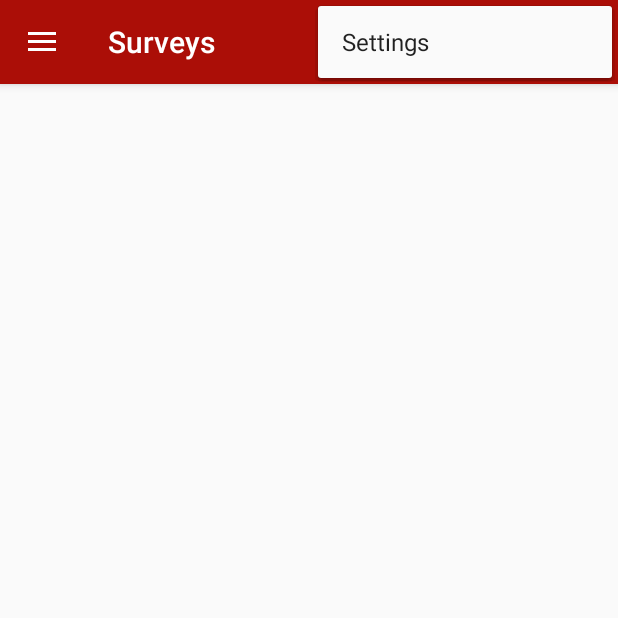
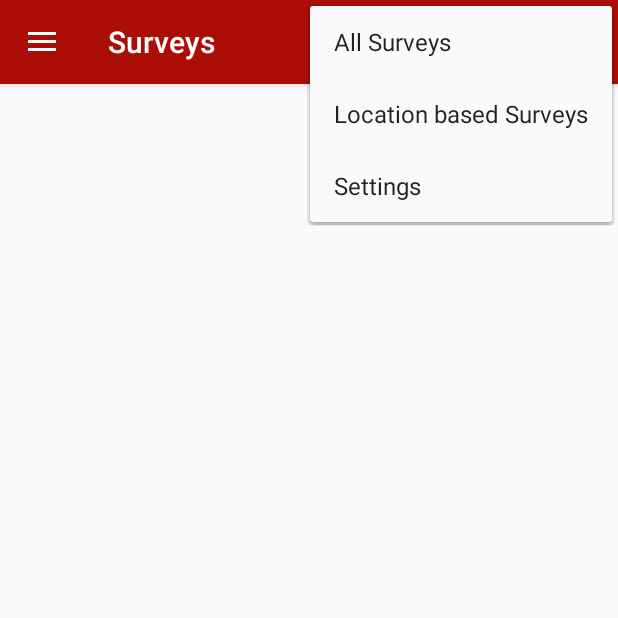
Before and after one commit to shahksh1011/QuickPoll, an Android app: the screen it shows after launch once a user with an empty profile is signed in (MainActivity), with the options menu open, on a phone screen of 412 x 824 dp, the top half of it. Run offline under Robolectric (Android 15) with nearby library versions, the phone set to English and light mode, and no system bars; our stand-ins replace Firebase (no records; nobody signed in at launch, a user with empty details on screens opened directly), navigation-ui.

Commit message:
Survey Cycle complete

```diff
--- a/Android-App/app/build.gradle
+++ b/Android-App/app/build.gradle
@@ -35,10 +35,9 @@ dependencies {
     implementation 'androidx.lifecycle:lifecycle-extensions:2.1.0'
     implementation 'com.google.firebase:firebase-analytics:17.2.1'
     implementation 'com.google.firebase:firebase-auth:19.2.0'
-    implementation 'androidx.annotation:annotation:1.1.0'
-    implementation 'com.google.firebase:firebase-database:19.2.0'
+    implementation 'androidx.annotation:annotation:1.0.2'
+    implementation 'com.google.firebase:firebase-database:16.0.4'
     implementation 'com.google.firebase:firebase-firestore:21.3.0'
-    implementation 'com.google.android.gms:play-services-vision:19.0.0'
     testImplementation 'junit:junit:4.12'
     androidTestImplementation 'androidx.test:runner:1.2.0'
     androidTestImplementation 'androidx.test.espresso:espresso-core:3.2.0'
--- a/Android-App/app/src/main/AndroidManifest.xml
+++ b/Android-App/app/src/main/AndroidManifest.xml
@@ -1,6 +1,11 @@
 <?xml version="1.0" encoding="utf-8"?>
 <manifest xmlns:android="http://schemas.android.com/apk/res/android"
     package="com.example.kshitij.quickpoll">
+    <uses-permission android:name="android.permission.ACCESS_COARSE_LOCATION"></uses-permission>
+    <uses-permission android:name="android.permission.ACCESS_FINE_LOCATION"></uses-permission>
+    <uses-permission android:name="android.permission.INTERNET"></uses-permission>
+    <uses-permission android:name="android.permission.ACCESS_BACKGROUND_LOCATION"></uses-permission>
+
 
     <meta-data
         android:name="com.google.android.gms.vision.DEPENDENCIES"
--- a/Android-App/app/src/main/java/com/example/kshitij/quickpoll/MainActivity.java
+++ b/Android-App/app/src/main/java/com/example/kshitij/quickpoll/MainActivity.java
@@ -1,9 +1,14 @@
 package com.example.kshitij.quickpoll;
 
 import android.content.Intent;
+import android.location.Location;
 import android.os.Bundle;
 
 import com.example.kshitij.quickpoll.ui.login.LoginActivity;
+import com.google.android.gms.location.FusedLocationProviderClient;
+import com.google.android.gms.location.LocationRequest;
+import com.google.android.gms.location.LocationServices;
+import com.google.android.gms.tasks.OnSuccessListener;
 import com.google.android.material.floatingactionbutton.FloatingActionButton;
 import com.google.android.material.snackbar.Snackbar;
 
@@ -35,6 +40,8 @@ public class MainActivity extends AppCompatActivity implements NavigationView.On
     private AppBarConfiguration mAppBarConfiguration;
     private static String TAG = "MainActivity";
     private FirebaseAuth mAuth;
+    private FusedLocationProviderClient mFusedLocationClient;
+    LocationRequest locationRequest;
 
     @Override
     protected void onCreate(Bundle savedInstanceState) {
@@ -47,6 +54,14 @@ public class MainActivity extends AppCompatActivity implements NavigationView.On
             finish();
         }
         FirebaseUser user = mAuth.getCurrentUser();
+        mFusedLocationClient = LocationServices.getFusedLocationProviderClient(getApplicationContext());
+        mFusedLocationClient.getLastLocation().addOnSuccessListener(new OnSuccessListener<Location>() {
+            @Override
+            public void onSuccess(Location location) {
+                Log.d("Location", location.getLatitude() + " -- " + location.getLongitude());
+            }
+        });
+
         Toolbar toolbar = findViewById(R.id.toolbar);
         setSupportActionBar(toolbar);
         DrawerLayout drawer = findViewById(R.id.drawer_layout);
--- a/Android-App/app/src/main/java/com/example/kshitij/quickpoll/data/model/Survey.java
+++ b/Android-App/app/src/main/java/com/example/kshitij/quickpoll/data/model/Survey.java
@@ -9,6 +9,7 @@ public class Survey implements Serializable {
     public String surveyId, createdBy, surveyDescription, surveyName, timeToComplete;
     public Date surveyCreated, surveryExpiry;
     public List<?> questions;
+    public Location location;
 
     public String getSurveyName() {
         return surveyName;
@@ -26,7 +27,7 @@ public class Survey implements Serializable {
         this.timeToComplete = timeToComplete;
     }
 
-    public Survey(String surveyId, String createdBy, String surveyDescription, Date surveyCreated, Date surveryExpiry, List<?> questions, String surveyName, String timeToComplete) {
+    public Survey(String surveyId, String createdBy, String surveyDescription, Date surveyCreated, Date surveryExpiry, List<?> questions, String surveyName, String timeToComplete, Object location) {
         this.surveyId = surveyId;
         this.createdBy = createdBy;
         this.surveyDescription = surveyDescription;
@@ -35,6 +36,7 @@ public class Survey implements Serializable {
         this.questions = questions;
         this.surveyName = surveyName;
         this.timeToComplete = timeToComplete;
+        this.location = (Location) location;
     }
 
     public List<?> getQuestions() {
--- a/Android-App/app/src/main/java/com/example/kshitij/quickpoll/enums/SurveyVariables.java
+++ b/Android-App/app/src/main/java/com/example/kshitij/quickpoll/enums/SurveyVariables.java
@@ -13,5 +13,6 @@ public enum SurveyVariables {
     surveyName,
     Single,
     Multiple,
-    Text
+    Text,
+    location
 }
--- a/Android-App/app/src/main/java/com/example/kshitij/quickpoll/ui/survey/SurveyFragment.java
+++ b/Android-App/app/src/main/java/com/example/kshitij/quickpoll/ui/survey/SurveyFragment.java
@@ -1,5 +1,11 @@
 package com.example.kshitij.quickpoll.ui.survey;
 
+import android.annotation.SuppressLint;
+import android.app.ActionBar;
+import android.content.Context;
+import android.location.Location;
+import android.location.LocationListener;
+import android.location.LocationManager;
 import android.os.Bundle;
 
 import androidx.annotation.NonNull;
@@ -11,6 +17,9 @@ import androidx.recyclerview.widget.RecyclerView;
 
 import android.util.Log;
 import android.view.LayoutInflater;
+import android.view.Menu;
+import android.view.MenuInflater;
+import android.view.MenuItem;
 import android.view.View;
 import android.view.ViewGroup;
 import android.widget.TextView;
@@ -23,12 +32,14 @@ import com.example.kshitij.quickpoll.data.model.Survey;
 import com.example.kshitij.quickpoll.enums.SurveyVariables;
 import com.google.android.gms.tasks.OnCompleteListener;
 import com.google.android.gms.tasks.Task;
+import com.google.android.material.floatingactionbutton.FloatingActionButton;
 import com.google.firebase.auth.FirebaseAuth;
 import com.google.firebase.auth.FirebaseUser;
 import com.google.firebase.firestore.DocumentSnapshot;
 import com.google.firebase.firestore.FirebaseFirestore;
 import com.google.firebase.firestore.QueryDocumentSnapshot;
 import com.google.firebase.firestore.QuerySnapshot;
+import com.google.type.LatLng;
 
 import java.util.ArrayList;
 import java.util.HashMap;
@@ -40,6 +51,8 @@ public class SurveyFragment extends Fragment implements SurveyAdapter.SurveyFrag
 
     private SurveyViewModel surveyViewModel;
     FirebaseFirestore db = FirebaseFirestore.getInstance();
+
+    ArrayList<Survey> locationBasedSurvey;
     ArrayList<Survey> list;
     RecyclerView recyclerView;
     SurveyAdapter surveyAdapter;
@@ -47,16 +60,25 @@ public class SurveyFragment extends Fragment implements SurveyAdapter.SurveyFrag
     FirebaseAuth mAuth;
     FirebaseUser currentUser;
     HashMap<String, Object> surveyCompletedMap;
+    LocationListener locationListener;
+    Location location;
 
+
+
+    @SuppressLint("MissingPermission")
     @Override
     public View onCreateView(@NonNull LayoutInflater inflater, @Nullable ViewGroup container,
                              @Nullable Bundle savedInstanceState) {
 //        surveyViewModel = ViewModelProviders.of(this).get(SurveyViewModel.class);
         final View root = inflater.inflate(R.layout.survey_fragment, container, false);
+        setHasOptionsMenu(true);
         surveysCompleteList = new ArrayList<String>();
+        locationBasedSurvey = new ArrayList<>();
         mAuth = FirebaseAuth.getInstance();
         surveyCompletedMap = new HashMap<>();
         currentUser = mAuth.getCurrentUser();
+        recyclerView = root.findViewById(R.id.recyvlerview_surveys);
+
         db.collection("surveysComplete")
                 .document(currentUser.getUid())
                 .get()
@@ -65,7 +87,8 @@ public class SurveyFragment extends Fragment implements SurveyAdapter.SurveyFrag
                     public void onComplete(@NonNull Task<DocumentSnapshot> task) {
                         if (task.isSuccessful()){
                             DocumentSnapshot snapshot = task.getResult();
-                            surveyCompletedMap = (HashMap<String, Object>) snapshot.getData();
+                            if (snapshot.getData()!=null)
+                                surveyCompletedMap = (HashMap<String, Object>) snapshot.getData();
                             Log.d("Something", currentUser.getUid().toString());
                             loadSurveys(root);
 //                            Log.d("ComplteSize", String.valueOf(surveysCompleteList.size()));
@@ -73,8 +96,6 @@ public class SurveyFragment extends Fragment implements SurveyAdapter.SurveyFrag
                     }
                 });
         list = new ArrayList<>();
-
-
         return root;
     }
 
@@ -95,16 +116,24 @@ public class SurveyFragment extends Fragment implements SurveyAdapter.SurveyFrag
                                             document.getDate(String.valueOf(SurveyVariables.expiry)),
                                             (List<?>) document.get(String.valueOf(SurveyVariables.questions)),
                                             document.getString(String.valueOf(SurveyVariables.surveyName)),
-                                            document.getString(String.valueOf(SurveyVariables.timeToComplete)));
+                                            document.getString(String.valueOf(SurveyVariables.timeToComplete)),
+                                            document.get(String.valueOf(SurveyVariables.location)));
+//                                Survey survey = new Survey(document.getId(),
+//                                        document.getString(String.valueOf(SurveyVariables.createdBy)))
 
-                                    if (!surveyCompletedMap.containsKey(survey.getSurveyId()))
+                                if (!surveyCompletedMap.containsKey(survey.getSurveyId()))
                                         list.add(survey);
+                                if (survey.location!=null){
+//                                    if(isInLocationRange(survey.location.getLatitude(), survey.location.getLongitude(), currLat, currLong, survey.location.getRadius()))
+//                                        locationBasedSurvey.add(survey);
+                                }
+
                                     Log.d(TAG, document.getId() + " => " + document.getData());
                             }
                             Log.d(TAG, "List Size" + list.size());
                             if (list.size() < 1)
                                 Toast.makeText(getContext(), "No more surveys available", Toast.LENGTH_LONG).show();
-                            recyclerView = root.findViewById(R.id.recyvlerview_surveys);
+
                             recyclerView.setLayoutManager(new LinearLayoutManager(getContext()));
                             surveyAdapter = new SurveyAdapter(getContext(), list, SurveyFragment.this, root);
                             recyclerView.setAdapter(surveyAdapter);
@@ -117,9 +146,37 @@ public class SurveyFragment extends Fragment implements SurveyAdapter.SurveyFrag
     }
 
     @Override
+    public void onCreateOptionsMenu(@NonNull Menu menu, @NonNull MenuInflater inflater) {
+        inflater.inflate(R.menu.survey_menu, menu);
+        super.onCreateOptionsMenu(menu, inflater);
+    }
+
+    @Override
+    public boolean onOptionsItemSelected(@NonNull MenuItem item) {
+//        Toast.makeText(getContext(), item.getTitle(), Toast.LENGTH_LONG).show();
+        CharSequence title = item.getTitle();
+        if (getResources().getString(R.string.menu_location_specific_surveys).equals(title)) {
+            Toast.makeText(getContext(), "Location", Toast.LENGTH_LONG).show();
+        } else if (getResources().getString(R.string.menu_all_surveys).equals(title)) {
+            Toast.makeText(getContext(), "All", Toast.LENGTH_LONG).show();
+        }
+        return true;
+
+    }
+
+    @Override
     public void onSurveyClick(Survey survey, View view) {
         Bundle bundle = new Bundle();
         bundle.putSerializable("survey", survey);
         Navigation.findNavController(view).navigate(R.id.surveyDescriptionFragment,bundle);
     }
+
+    private boolean isInLocationRange(double centerLat, double centerLng, double currLat, double currLng, int radius){
+        float[] results = new float[1];
+        Location.distanceBetween(centerLat, centerLng, currLat, currLng, results);
+        float distanceInMeters = results[0];
+        return distanceInMeters<(radius*1000);
+
+    }
+
 }
--- /dev/null
+++ b/Android-App/app/src/main/res/menu/survey_menu.xml
@@ -0,0 +1,6 @@
+<?xml version="1.0" encoding="utf-8"?>
+<menu xmlns:android="http://schemas.android.com/apk/res/android">
+
+    <item android:title="@string/menu_all_surveys" />
+    <item android:title="@string/menu_location_specific_surveys" />
+</menu>
--- a/Android-App/app/src/main/res/values/strings.xml
+++ b/Android-App/app/src/main/res/values/strings.xml
@@ -53,6 +53,10 @@
     <string name="hello_blank_fragment">Hello blank fragment</string>
     <string name="enter_your_answer">Enter your answer here</string>
     <string name="submit_survey">Submit Survey</string>
+    <string name="menu_location_specific_surveys">Location based Surveys</string>
+    <string name="menu_all_surveys">All Surveys</string>
+
+
 
     <!-- Survey Variables -->
 
```
Also changed, not shown: Android-App/app/src/main/java/com/example/kshitij/quickpoll/data/model/Location.java (added, +38 -0 lines).
